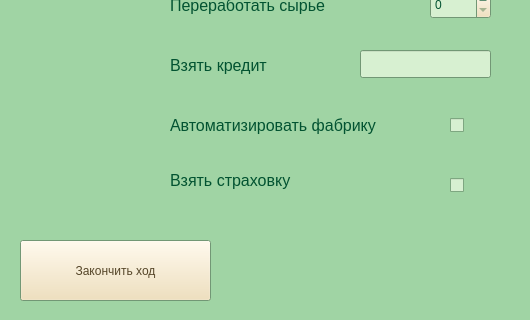
This is gamewindow.ui in Saham9tka/for_bots as Qt 5 draws it before an edit; both pictures show x 0 to 530 and y 200 to 520 of the 862 by 520 pixel window. The edited form follows.
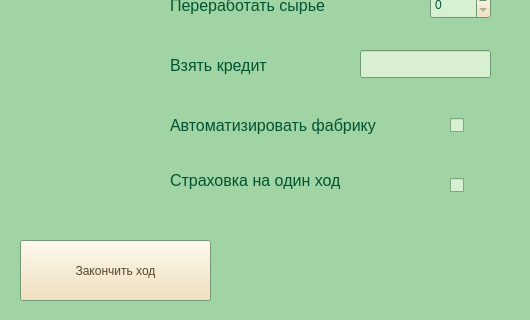
This is the edited form.

Diff of the .ui file:
```diff
--- a/gamewindow.ui
+++ b/gamewindow.ui
@@ -4060,7 +4060,7 @@
     </font>
    </property>
    <property name="text">
-    <string>Взять страховку</string>
+    <string>Страховка на один ход</string>
    </property>
   </widget>
   <widget class="QLineEdit" name="buyMaterialsPriceChoice">
```
